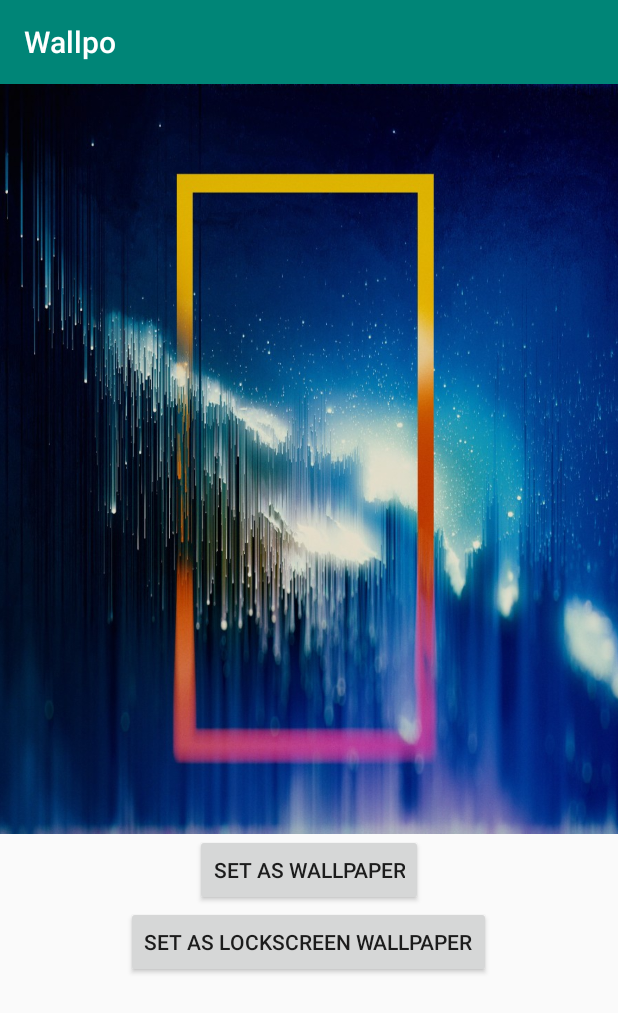
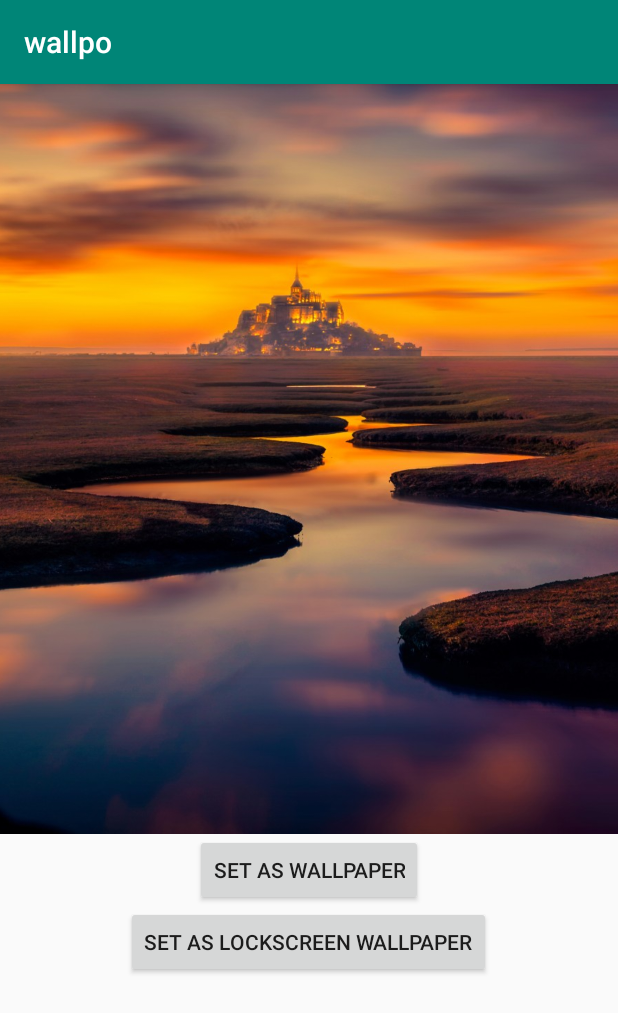
Before and after one commit to sayyedrizwan/wallpo, an Android app: the screen it shows after launch (MainActivity), after a tap on "SET AS LOCKSCREEN WALLPAPER", on a phone screen of 412 x 824 dp. Shown: the top 1013 px of the screen. Run offline under Robolectric (Android 15) with nearby library versions, the phone set to English and light mode, and no system bars.

Commit message:
1.0.2
new update

```diff
--- a/app/build.gradle
+++ b/app/build.gradle
@@ -25,5 +25,5 @@ dependencies {
     testImplementation 'junit:junit:4.12'
     androidTestImplementation 'com.android.support.test:runner:1.0.2'
     androidTestImplementation 'com.android.support.test.espresso:espresso-core:3.0.2'
-    implementation project(path: ':wallpo')
+    compile project(path: ':wallpo')
 }
--- a/app/src/main/AndroidManifest.xml
+++ b/app/src/main/AndroidManifest.xml
@@ -1,6 +1,6 @@
 <?xml version="1.0" encoding="utf-8"?>
 <manifest xmlns:android="http://schemas.android.com/apk/res/android"
-    package="com.github.wallpoo">
+    package="com.github.wallpo">
 
     <application
         android:allowBackup="true"
@@ -9,7 +9,7 @@
         android:roundIcon="@mipmap/ic_launcher_round"
         android:supportsRtl="true"
         android:theme="@style/AppTheme">
-        <activity android:name="com.github.wallpoo.MainActivity">
+        <activity android:name=".MainActivity">
             <intent-filter>
                 <action android:name="android.intent.action.MAIN" />
 
--- a/app/src/main/java/com/github/wallpoo/MainActivity.java
+++ b/app/src/main/java/com/github/wallpo/MainActivity.java
@@ -1,4 +1,4 @@
-package com.github.wallpoo;
+package com.github.wallpo;
 
 import android.content.Context;
 import android.os.Build;
@@ -8,28 +8,31 @@ import android.view.View;
 import android.widget.Button;
 import android.widget.ImageView;
 
+import com.github.wallpoo.Wallpo;
 
 public class MainActivity extends AppCompatActivity {
+
 
     Context mContext = MainActivity.this;
     ImageView imageView;
     Button wallpaper, lockscreen;
-
 
     @Override
     protected void onCreate(Bundle savedInstanceState) {
         super.onCreate(savedInstanceState);
         setContentView(R.layout.activity_main);
 
+
         imageView = findViewById(R.id.imageview);
         wallpaper = findViewById(R.id.setwallpaper);
         lockscreen = findViewById(R.id.setlockscreen);
+
 
         wallpaper.setOnClickListener(new View.OnClickListener() {
             @Override
             public void onClick(View v) {
 
-                Wallpo.setMainScreenWallpaper(mContext, imageView);
+                Wallpo.setMainScreenWallpaper(MainActivity.this, imageView, "Wallpaper Set");
 
             }
         });
@@ -37,7 +40,7 @@ public class MainActivity extends AppCompatActivity {
         if (Build.VERSION.SDK_INT >= Build.VERSION_CODES.N) {
             lockscreen.setVisibility(View.VISIBLE);
 
-        }else {
+        } else {
             lockscreen.setVisibility(View.GONE);
         }
 
@@ -45,10 +48,9 @@ public class MainActivity extends AppCompatActivity {
             @Override
             public void onClick(View v) {
 
-                Wallpo.setLockScreenWallpaper(mContext, imageView);
+                Wallpo.setLockScreenWallpaper(MainActivity.this, imageView, "LockWallpaper Set");
 
             }
         });
-
     }
 }
--- a/app/src/main/res/layout/activity_main.xml
+++ b/app/src/main/res/layout/activity_main.xml
@@ -6,11 +6,10 @@
     android:layout_height="match_parent"
     tools:context=".MainActivity">
 
-
     <ImageView
         android:layout_width="match_parent"
         android:layout_height="500dp"
-        android:src="@drawable/image"
+        android:src="@drawable/mountain"
         android:scaleType="centerCrop"
         android:id="@+id/imageview"/>
 
@@ -20,11 +19,7 @@
         android:layout_centerHorizontal="true"
         android:layout_width="wrap_content"
         android:layout_height="wrap_content"
-        android:text="SET AS WALLPAPER"
-        app:layout_constraintBottom_toBottomOf="parent"
-        app:layout_constraintLeft_toLeftOf="parent"
-        app:layout_constraintRight_toRightOf="parent"
-        app:layout_constraintTop_toTopOf="parent" />
+        android:text="SET AS WALLPAPER"/>
 
     <Button
         android:id="@+id/setlockscreen"
@@ -32,10 +27,6 @@
         android:layout_height="wrap_content"
         android:layout_below="@id/setwallpaper"
         android:layout_centerHorizontal="true"
-        android:text="SET AS LOCKSCREEN WALLPAPER"
-        app:layout_constraintBottom_toBottomOf="parent"
-        app:layout_constraintLeft_toLeftOf="parent"
-        app:layout_constraintRight_toRightOf="parent"
-        app:layout_constraintTop_toTopOf="parent" />
+        android:text="SET AS LOCKSCREEN WALLPAPER" />
 
 </RelativeLayout>
--- a/app/src/main/res/values/strings.xml
+++ b/app/src/main/res/values/strings.xml
@@ -1,3 +1,3 @@
 <resources>
-    <string name="app_name">Wallpo</string>
+    <string name="app_name">wallpo</string>
 </resources>
--- a/wallpo/build.gradle
+++ b/wallpo/build.gradle
@@ -1,7 +1,7 @@
 apply plugin: 'com.android.library'
 apply plugin: 'com.github.dcendents.android-maven'
 group='wallpo.github'
-version = '1.0.1'
+version = '1.0.2'
 
 
 android {
--- a/wallpo/src/main/java/com/github/wallpoo/Wallpo.java
+++ b/wallpo/src/main/java/com/github/wallpoo/Wallpo.java
@@ -1,5 +1,6 @@
 package com.github.wallpoo;
 
+import android.app.Activity;
 import android.app.WallpaperManager;
 import android.content.Context;
 import android.graphics.Bitmap;
@@ -13,43 +14,41 @@ import java.io.IOException;
 public class Wallpo {
 
 
+    private static Context context;
 
-
-    public static WallpaperManager setMainScreenWallpaper(Context mContext, ImageView imageView){
+    public static WallpaperManager setMainScreenWallpaper(Activity activity, ImageView imageView, String message){
 
         Bitmap bitmap;
 
-        WallpaperManager manager = WallpaperManager.getInstance(mContext);
+        WallpaperManager manager = WallpaperManager.getInstance(activity);
 
 
         try {
             bitmap = ((BitmapDrawable) imageView.getDrawable()).getBitmap();
             manager.setBitmap(bitmap);
-            Toast.makeText(mContext, "Set Successfully", Toast.LENGTH_SHORT).show();
-          //  updatewallpaper();
+            Toast.makeText(activity, message, Toast.LENGTH_SHORT).show();
         } catch (NullPointerException e) {
             e.printStackTrace();
         } catch (IOException e) {
             e.printStackTrace();
         }
 
-        return setMainScreenWallpaper(mContext, imageView);
+        return null;
 
     }
 
 
-
-    public static WallpaperManager setLockScreenWallpaper(Context mContext, ImageView imageView){
+    public static WallpaperManager setLockScreenWallpaper(Activity activity, ImageView imageView, String message){
 
         Bitmap bitmap;
 
         if (Build.VERSION.SDK_INT >= Build.VERSION_CODES.N) {
-            WallpaperManager manager = WallpaperManager.getInstance(mContext);
+            WallpaperManager manager = WallpaperManager.getInstance(activity);
 
             try {
                 manager.setBitmap(((BitmapDrawable) imageView.getDrawable()).getBitmap(), null, true, WallpaperManager.FLAG_LOCK);
 
-                Toast.makeText(mContext, "Successfully", Toast.LENGTH_SHORT).show();
+                Toast.makeText(activity, message, Toast.LENGTH_SHORT).show();
 
 
 
@@ -58,11 +57,10 @@ public class Wallpo {
             }
 
         }else {
-            Toast.makeText(mContext, "Not supported with the version", Toast.LENGTH_SHORT).show();
+            Toast.makeText(activity, "Not supported with the version", Toast.LENGTH_SHORT).show();
         }
-        return setLockScreenWallpaper(mContext, imageView);
+        return null;
 
     }
 
-
 }
```
Also changed, not shown: app/src/main/res/drawable/mountain.jpg (added), gradle/wrapper/gradle-wrapper.properties, 6 other files.
